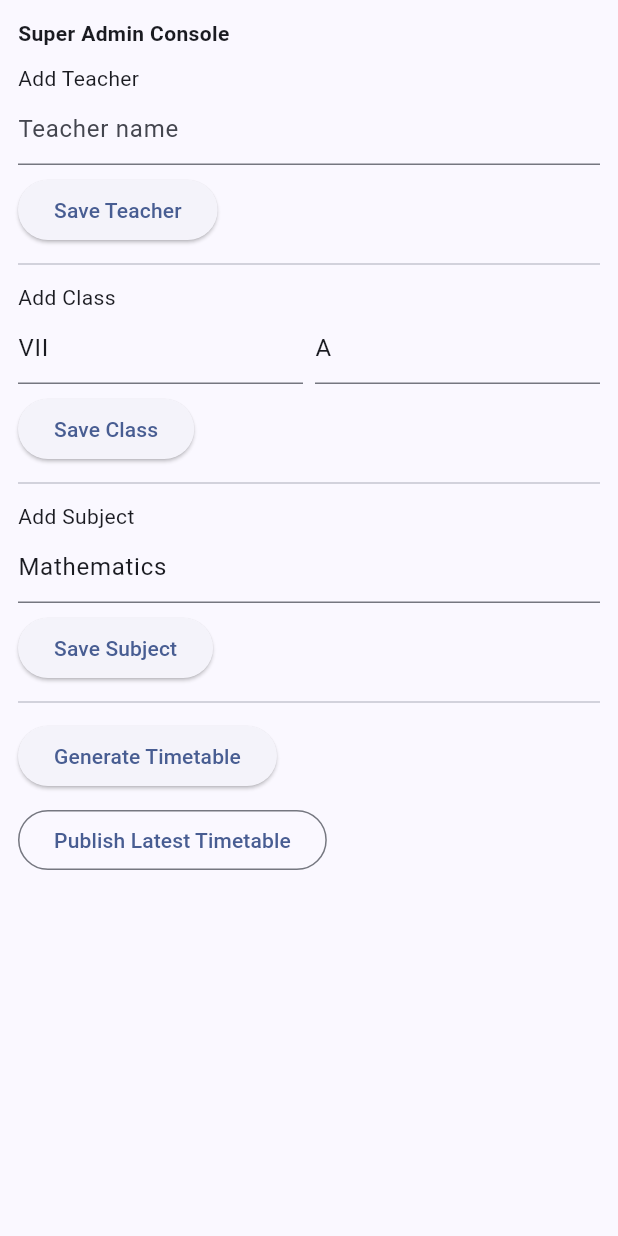
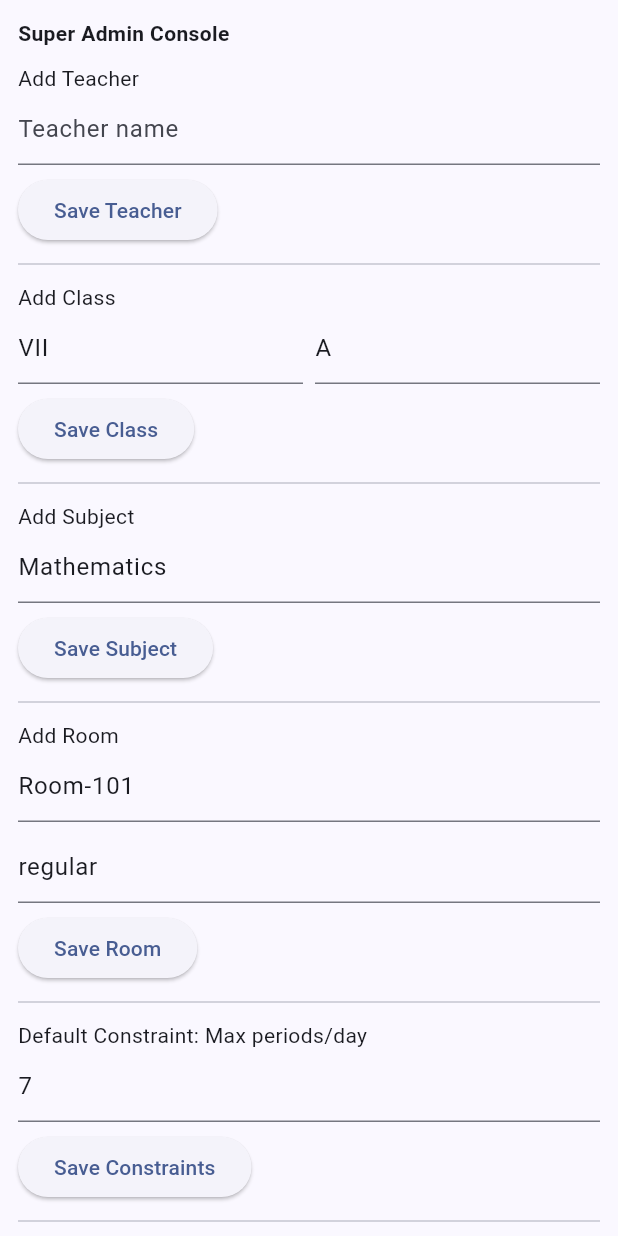
Before and after one commit to Abhishekchhetri020/smarttime-ai, a Flutter app: the AdminConsole widget shown alone on an empty page, opened directly, on a phone screen of 412 x 824 dp. Run offline on Flutter 3.47's test engine with Material 3 defaults, Android fonts, the phone set to English and light mode, and no system bars; our stand-ins replace cloud_firestore, firebase_auth, firebase_core, google_sign_in; accounts and stored records are empty; network calls fail.

Commit message:
Expand Android admin console with rooms, default constraints, and richer generate payload

```diff
--- a/android-app/flutter_app/lib/features/admin/admin_console.dart
+++ b/android-app/flutter_app/lib/features/admin/admin_console.dart
@@ -16,63 +16,147 @@ class AdminConsole extends StatefulWidget {
 
 class _AdminConsoleState extends State<AdminConsole> {
   final _db = FirebaseFirestore.instance;
+
   final _teacher = TextEditingController();
   final _classGrade = TextEditingController(text: 'VII');
   final _classSection = TextEditingController(text: 'A');
   final _subject = TextEditingController(text: 'Mathematics');
+  final _roomName = TextEditingController(text: 'Room-101');
+  final _roomType = TextEditingController(text: 'regular');
+  final _maxPerDay = TextEditingController(text: '7');
+
   String _status = '';
+  bool _busy = false;
 
   CollectionReference<Map<String, dynamic>> _col(String name) =>
       _db.collection('schools').doc(AppConfig.schoolId).collection(name);
 
+  Future<void> _withBusy(Future<void> Function() fn) async {
+    if (_busy) return;
+    setState(() => _busy = true);
+    try {
+      await fn();
+    } finally {
+      if (mounted) setState(() => _busy = false);
+    }
+  }
+
   Future<void> _addTeacher() async {
+    await _withBusy(() async {
       if (_teacher.text.trim().isEmpty) return;
       final id = 't_${DateTime.now().millisecondsSinceEpoch}';
       await _col('teachers').doc(id).set({'name': _teacher.text.trim(), 'code': id});
       _teacher.clear();
+      setState(() => _status = 'Teacher saved');
+    });
   }
 
   Future<void> _addClass() async {
+    await _withBusy(() async {
       if (_classGrade.text.trim().isEmpty || _classSection.text.trim().isEmpty) return;
       final id = 'c_${DateTime.now().millisecondsSinceEpoch}';
       await _col('classes').doc(id).set({
         'grade': _classGrade.text.trim(),
         'section': _classSection.text.trim(),
       });
+      setState(() => _status = 'Class saved');
+    });
   }
 
   Future<void> _addSubject() async {
+    await _withBusy(() async {
       if (_subject.text.trim().isEmpty) return;
       final id = 's_${DateTime.now().millisecondsSinceEpoch}';
       await _col('subjects').doc(id).set({'name': _subject.text.trim()});
       _subject.clear();
+      setState(() => _status = 'Subject saved');
+    });
+  }
+
+  Future<void> _addRoom() async {
+    await _withBusy(() async {
+      if (_roomName.text.trim().isEmpty) return;
+      final id = 'r_${DateTime.now().millisecondsSinceEpoch}';
+      await _col('rooms').doc(id).set({
+        'name': _roomName.text.trim(),
+        'type': _roomType.text.trim().isEmpty ? 'regular' : _roomType.text.trim(),
+      });
+      setState(() => _status = 'Room saved');
+    });
+  }
+
+  Future<void> _saveDefaultsConstraint() async {
+    await _withBusy(() async {
+      final maxPd = int.tryParse(_maxPerDay.text.trim()) ?? 7;
+      await _col('constraints').doc('defaults').set({
+        'teacherMaxPeriodsPerDay': {'DEFAULT': maxPd},
+        'classMaxPeriodsPerDay': {'DEFAULT': maxPd},
+        'subjectDailyLimit': {'DEFAULT': 2},
+        'teacherMaxConsecutivePeriods': {'DEFAULT': 3},
+        'classMaxConsecutivePeriods': {'DEFAULT': 4},
+        'teacherNoLastPeriodMaxPerWeek': {'DEFAULT': 2},
+      }, SetOptions(merge: true));
+      setState(() => _status = 'Default constraints saved');
+    });
+  }
+
+  Future<Map<String, dynamic>> _buildSolverPayload() async {
+    final teachers = await _col('teachers').limit(5).get();
+    final classes = await _col('classes').limit(5).get();
+    final subjects = await _col('subjects').limit(8).get();
+    final rooms = await _col('rooms').limit(10).get();
+    final cdoc = await _col('constraints').doc('defaults').get();
+
+    if (teachers.docs.isEmpty || classes.docs.isEmpty || subjects.docs.isEmpty) {
+      throw Exception('Add at least one teacher, class, and subject first.');
+    }
+
+    final t = teachers.docs.first;
+    final roomList = rooms.docs
+        .map((r) => {
+              'id': r.id,
+              'roomType': (r.data()['type'] ?? 'regular').toString(),
+            })
+        .toList();
+
+    final lessons = <Map<String, dynamic>>[];
+    int id = 1;
+    for (final c in classes.docs) {
+      final cls = '${c.data()['grade']}-${c.data()['section']}';
+      for (final s in subjects.docs.take(3)) {
+        lessons.add({
+          'id': 'L${id++}',
+          'classId': cls,
+          'teacherId': t.id,
+          'subjectId': s.id,
+          'preferredRoomId': roomList.isNotEmpty ? roomList.first['id'] : null,
+        });
+      }
+    }
+
+    final constraints = cdoc.exists ? (cdoc.data() ?? {}) : <String, dynamic>{};
+
+    return {
+      'days': 5,
+      'periodsPerDay': 8,
+      'seed': 13,
+      'rooms': roomList,
+      'lessons': lessons,
+      'constraints': constraints,
+    };
   }
 
   Future<void> _generateTimetable() async {
+    await _withBusy(() async {
       setState(() => _status = 'Generating...');
 
-    final teachers = await _col('teachers').limit(1).get();
-    final classes = await _col('classes').limit(1).get();
-    final subjects = await _col('subjects').limit(1).get();
-
-    if (teachers.docs.isEmpty || classes.docs.isEmpty || subjects.docs.isEmpty) {
-      setState(() => _status = 'Add at least one teacher, class, and subject first.');
+      Map<String, dynamic> payload;
+      try {
+        payload = await _buildSolverPayload();
+      } catch (e) {
+        setState(() => _status = e.toString());
         return;
       }
-
-    final t = teachers.docs.first;
-    final c = classes.docs.first;
-    final s = subjects.docs.first;
-
-    final lessons = List.generate(8, (i) {
-      final cls = '${c.data()['grade']}-${c.data()['section']}';
-      return {
-        'id': 'L${i + 1}',
-        'classId': cls,
-        'teacherId': t.id,
-        'subjectId': s.id,
-      };
-    });
 
       final res = await http.post(
         Uri.parse('${AppConfig.apiBase}/schools/${AppConfig.schoolId}/solver/jobs'),
@@ -82,19 +166,22 @@ class _AdminConsoleState extends State<AdminConsole> {
           'x-school-id': AppConfig.schoolId,
           'x-uid': 'mobile-admin',
         },
-      body: jsonEncode({'days': 5, 'periodsPerDay': 8, 'lessons': lessons}),
+        body: jsonEncode(payload),
       );
 
       if (res.statusCode >= 200 && res.statusCode < 300) {
-      setState(() => _status = 'Solver job queued successfully.');
+        final data = jsonDecode(res.body);
+        setState(() => _status = 'Solver job queued: ${data['jobId'] ?? 'ok'}');
       } else if (res.statusCode == 404) {
         setState(() => _status = 'Backend endpoint not found (404). Check AppConfig.apiBase and backend deployment.');
       } else {
         setState(() => _status = 'Solver failed (${res.statusCode}): ${res.body}');
       }
+    });
   }
 
   Future<void> _publishLatestDraft() async {
+    await _withBusy(() async {
       setState(() => _status = 'Publishing latest draft...');
       final snap = await _col('timetables').orderBy('createdAt', descending: true).limit(1).get();
       if (snap.docs.isEmpty) {
@@ -117,8 +204,9 @@ class _AdminConsoleState extends State<AdminConsole> {
       if (res.statusCode >= 200 && res.statusCode < 300) {
         setState(() => _status = 'Published version: $versionId');
       } else {
-      setState(() => _status = 'Publish failed: ${res.body}');
+        setState(() => _status = 'Publish failed (${res.statusCode}): ${res.body}');
       }
+    });
   }
 
   @override
@@ -134,7 +222,7 @@ class _AdminConsoleState extends State<AdminConsole> {
           const Text('Add Teacher'),
           TextField(controller: _teacher, decoration: const InputDecoration(hintText: 'Teacher name')),
           const SizedBox(height: 6),
-          ElevatedButton(onPressed: _addTeacher, child: const Text('Save Teacher')),
+          ElevatedButton(onPressed: _busy ? null : _addTeacher, child: const Text('Save Teacher')),
 
           const Divider(height: 24),
           const Text('Add Class'),
@@ -144,18 +232,32 @@ class _AdminConsoleState extends State<AdminConsole> {
             Expanded(child: TextField(controller: _classSection, decoration: const InputDecoration(hintText: 'Section'))),
           ]),
           const SizedBox(height: 6),
-          ElevatedButton(onPressed: _addClass, child: const Text('Save Class')),
+          ElevatedButton(onPressed: _busy ? null : _addClass, child: const Text('Save Class')),
 
           const Divider(height: 24),
           const Text('Add Subject'),
           TextField(controller: _subject, decoration: const InputDecoration(hintText: 'Subject')),
           const SizedBox(height: 6),
-          ElevatedButton(onPressed: _addSubject, child: const Text('Save Subject')),
+          ElevatedButton(onPressed: _busy ? null : _addSubject, child: const Text('Save Subject')),
 
           const Divider(height: 24),
-          ElevatedButton(onPressed: _generateTimetable, child: const Text('Generate Timetable')),
+          const Text('Add Room'),
+          TextField(controller: _roomName, decoration: const InputDecoration(hintText: 'Room name')),
+          const SizedBox(height: 6),
+          TextField(controller: _roomType, decoration: const InputDecoration(hintText: 'Room type (regular/lab)')),
+          const SizedBox(height: 6),
+          ElevatedButton(onPressed: _busy ? null : _addRoom, child: const Text('Save Room')),
+
+          const Divider(height: 24),
+          const Text('Default Constraint: Max periods/day'),
+          TextField(controller: _maxPerDay, decoration: const InputDecoration(hintText: 'e.g. 7')),
+          const SizedBox(height: 6),
+          ElevatedButton(onPressed: _busy ? null : _saveDefaultsConstraint, child: const Text('Save Constraints')),
+
+          const Divider(height: 24),
+          ElevatedButton(onPressed: _busy ? null : _generateTimetable, child: const Text('Generate Timetable')),
           const SizedBox(height: 8),
-          OutlinedButton(onPressed: _publishLatestDraft, child: const Text('Publish Latest Timetable')),
+          OutlinedButton(onPressed: _busy ? null : _publishLatestDraft, child: const Text('Publish Latest Timetable')),
 
           const SizedBox(height: 12),
           if (_status.isNotEmpty) Text(_status, style: const TextStyle(color: Colors.blueGrey)),
```
Lines whose indentation alone changed are shown as unchanged.
